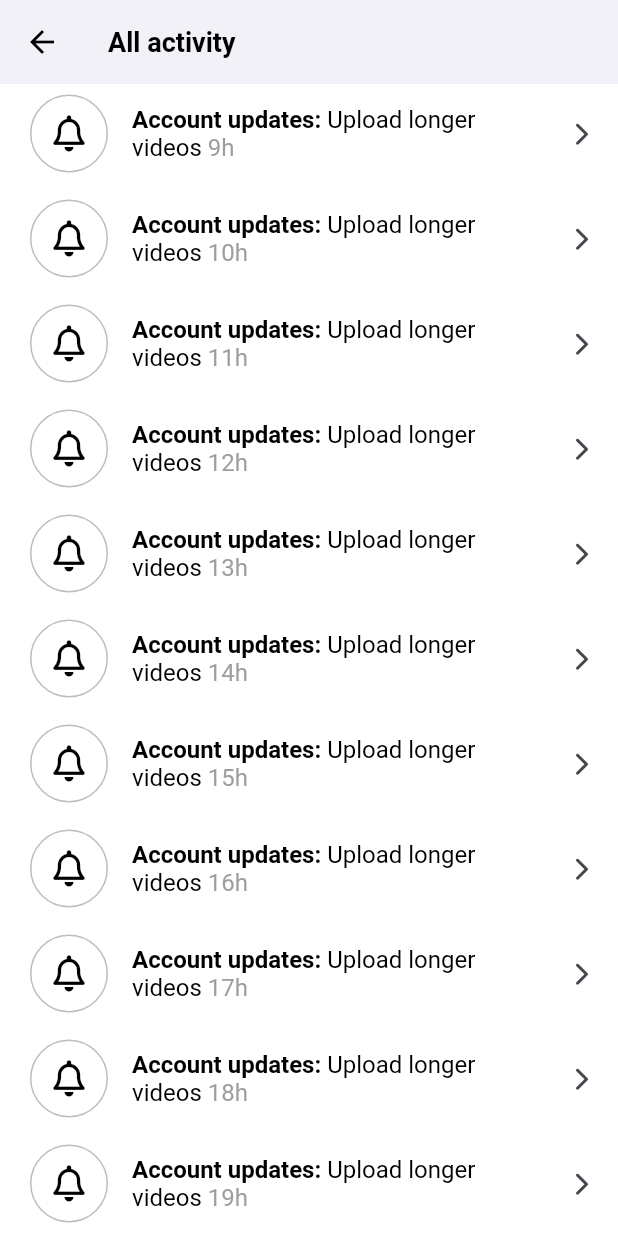
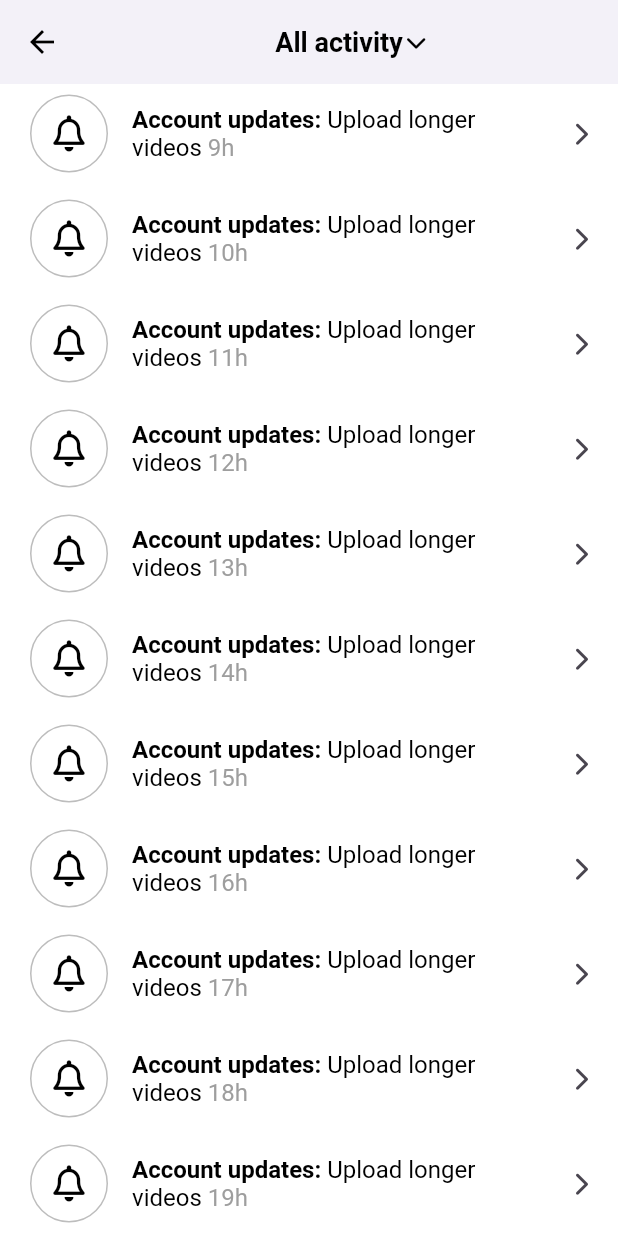
Before and after one commit to hansejun/tictok_clone, a Flutter app: the ActivityScreen screen opened directly, scrolled down 675 dp, on a phone screen of 412 x 824 dp. Run offline on Flutter 3.47's test engine with Material 3 defaults, Android fonts, the phone set to English and light mode, and no system bars; our stand-ins replace font_awesome_flutter, video_player, visibility_detector; network calls fail.

Commit message:
feat: acrivity modal screen

```diff
--- a/lib/features/inbox/activity_screen.dart
+++ b/lib/features/inbox/activity_screen.dart
@@ -2,6 +2,33 @@ import 'package:flutter/material.dart';
 import 'package:font_awesome_flutter/font_awesome_flutter.dart';
 import 'package:tictok_clone/constants/gaps.dart';
 import 'package:tictok_clone/constants/sizes.dart';
+
+final List<Map<String, dynamic>> _tabs = [
+  {
+    "title": "All activity",
+    "icon": FontAwesomeIcons.solidMessage,
+  },
+  {
+    "title": "Likes",
+    "icon": FontAwesomeIcons.solidHeart,
+  },
+  {
+    "title": "Comments",
+    "icon": FontAwesomeIcons.solidComments,
+  },
+  {
+    "title": "Mentions",
+    "icon": FontAwesomeIcons.at,
+  },
+  {
+    "title": "Followers",
+    "icon": FontAwesomeIcons.solidUser,
+  },
+  {
+    "title": "From TikTok",
+    "icon": FontAwesomeIcons.tiktok,
+  }
+];
 
 class ActivityScreen extends StatefulWidget {
   const ActivityScreen({super.key});
@@ -9,8 +36,27 @@ class ActivityScreen extends StatefulWidget {
   State<ActivityScreen> createState() => _ActivityScreenState();
 }
 
-class _ActivityScreenState extends State<ActivityScreen> {
+class _ActivityScreenState extends State<ActivityScreen>
+    with SingleTickerProviderStateMixin {
   final List<String> _notifications = List.generate(20, (index) => '${index}h');
+  bool _showBarrier = false;
+
+  late final AnimationController _animationController = AnimationController(
+    vsync: this,
+    duration: const Duration(milliseconds: 200),
+  );
+  late final Animation<double> _arrowAnimation =
+      Tween(begin: 0.0, end: 0.5).animate(_animationController);
+
+  late final Animation<Offset> _panelAnimation = Tween(
+    begin: const Offset(0, -1),
+    end: Offset.zero,
+  ).animate(_animationController);
+
+  late final Animation<Color?> _barrierAnimation = ColorTween(
+    begin: Colors.transparent,
+    end: Colors.black38,
+  ).animate(_animationController);
 
   void _onDismissed(String notification) {
     setState(() {
@@ -18,13 +64,42 @@ class _ActivityScreenState extends State<ActivityScreen> {
     });
   }
 
+  void _onToggleAnimations() async {
+    if (_animationController.isCompleted) {
+      await _animationController.reverse();
+    } else {
+      _animationController.forward();
+    }
+    setState(() {
+      _showBarrier = !_showBarrier;
+    });
+  }
+
   @override
   Widget build(BuildContext context) {
     return Scaffold(
       appBar: AppBar(
-        title: const Text("All activity"),
+        title: GestureDetector(
+          onTap: _onToggleAnimations,
+          child: Row(
+            mainAxisAlignment: MainAxisAlignment.center,
+            children: [
+              const Text("All activity"),
+              Gaps.h2,
+              RotationTransition(
+                turns: _arrowAnimation,
+                child: const FaIcon(
+                  FontAwesomeIcons.chevronDown,
+                  size: Sizes.size14,
                 ),
-      body: ListView(
+              )
+            ],
+          ),
+        ),
+      ),
+      body: Stack(
+        children: [
+          ListView(
             children: [
               Gaps.v14,
               Padding(
@@ -127,6 +202,54 @@ class _ActivityScreenState extends State<ActivityScreen> {
                 )
             ],
           ),
+          if (_showBarrier)
+            AnimatedModalBarrier(
+              color: _barrierAnimation,
+              dismissible: true,
+              onDismiss: _onToggleAnimations,
+            ),
+          SlideTransition(
+            position: _panelAnimation,
+            child: Container(
+              decoration: const BoxDecoration(
+                color: Colors.white,
+                borderRadius: BorderRadius.only(
+                  bottomLeft: Radius.circular(
+                    Sizes.size5,
+                  ),
+                  bottomRight: Radius.circular(
+                    Sizes.size5,
+                  ),
+                ),
+              ),
+              child: Column(
+                mainAxisSize: MainAxisSize.min,
+                children: [
+                  for (var tab in _tabs)
+                    ListTile(
+                      title: Row(
+                        children: [
+                          FaIcon(
+                            tab["icon"],
+                            color: Colors.black,
+                            size: Sizes.size16,
+                          ),
+                          Gaps.h20,
+                          Text(
+                            tab["title"],
+                            style: const TextStyle(
+                              fontWeight: FontWeight.bold,
+                            ),
+                          ),
+                        ],
+                      ),
+                    ),
+                ],
+              ),
+            ),
+          )
+        ],
+      ),
     );
   }
 }
```
Lines whose indentation alone changed are shown as unchanged.
